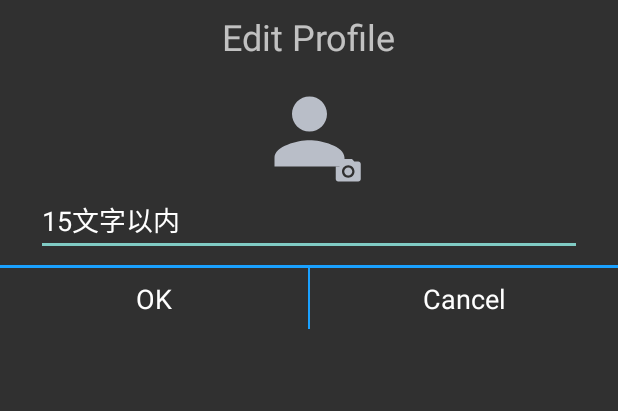
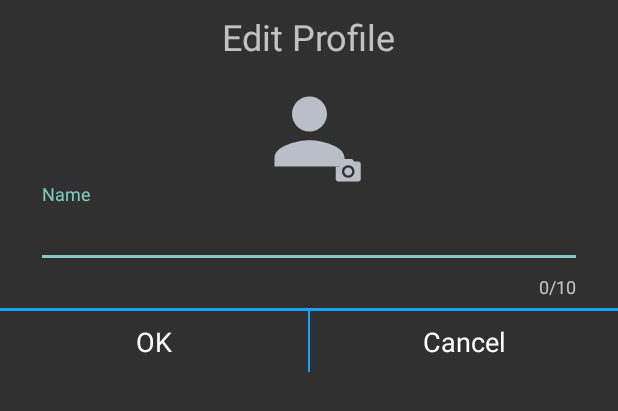
Before and after one commit to rikuyu/TwitchApp, an Android app: the layout edit_profile_dialog.xml on its own in the app's theme, with its tools: preview values and no code run, on a phone screen of 412 x 824 dp. Shown: the top 411 px of the screen. Run offline under Robolectric (Android 15) with nearby library versions, the phone set to English and light mode, and no system bars.

Commit message:
TextInputLayout

```diff
--- a/app/src/main/java/com/example/twitchapp/ui/adapter/ClipAdapter.kt
+++ b/app/src/main/java/com/example/twitchapp/ui/adapter/ClipAdapter.kt
@@ -65,7 +65,7 @@ class ClipAdapter(private val context: Context, private val clipList: List<Clip>
     }
 
     override fun getItemCount(): Int {
-        return clipList!!.size
+        return clipList?.size ?: 0
     }
 
     interface OnItemClickListener {
--- a/app/src/main/java/com/example/twitchapp/ui/fragments/MyProfileFragment.kt
+++ b/app/src/main/java/com/example/twitchapp/ui/fragments/MyProfileFragment.kt
@@ -102,10 +102,10 @@ class MyProfileFragment : Fragment() {
         profileImageUri = dataStore.getString(STORED_PROFILE_IMAGE_URI, null)
 
         profileName?.let {
-            binding.myName.text = profileName
+            binding.myName.text = it
         }
         profileImageUri?.let {
-            binding.avatarImg.setImageURI(Uri.parse(profileImageUri))
+            binding.avatarImg.setImageURI(Uri.parse(it))
         }
     }
 
--- a/app/src/main/res/layout/edit_profile_dialog.xml
+++ b/app/src/main/res/layout/edit_profile_dialog.xml
@@ -37,20 +37,27 @@
         app:layout_constraintBottom_toBottomOf="@+id/edit_profile_image"
         app:layout_constraintEnd_toEndOf="@+id/edit_profile_image" />
 
-    <EditText
+    <com.google.android.material.textfield.TextInputLayout
         android:id="@+id/edit_my_name"
         android:layout_width="0dp"
         android:layout_height="wrap_content"
         android:layout_marginHorizontal="24dp"
-        android:ems="8"
-        android:hint="@string/max_length_name"
-        android:maxLength="15"
-        android:maxLines="1"
-        android:textColorHint="@color/white"
+        app:counterEnabled="true"
+        app:counterMaxLength="10"
+        app:errorEnabled="true"
         app:layout_constraintBottom_toTopOf="@+id/edit_line"
         app:layout_constraintEnd_toEndOf="parent"
         app:layout_constraintStart_toStartOf="parent"
-        app:layout_constraintTop_toBottomOf="@+id/edit_profile_image" />
+        app:layout_constraintTop_toBottomOf="@+id/edit_profile_image">
+
+        <com.google.android.material.textfield.TextInputEditText
+            android:id="@+id/current_name"
+            android:layout_width="match_parent"
+            android:layout_height="wrap_content"
+            android:hint="@string/dialog_input_label"
+            android:inputType="text" />
+
+    </com.google.android.material.textfield.TextInputLayout>
 
     <View
         android:id="@+id/edit_line"
--- a/app/src/main/res/values/strings.xml
+++ b/app/src/main/res/values/strings.xml
@@ -28,7 +28,9 @@
     <string name="dialog_title">Edit Profile</string>
     <string name="dialog_btn_ok">OK</string>
     <string name="dialog_btn_cancel">Cancel</string>
-    <string name="max_length_name">15文字以内</string>
+    <string name="dialog_input_label">Name</string>
+    <string name="dialog_error_empty_label">名前を入力してください</string>
+    <string name="dialog_error_over_label">%d 文字以内で入力してください</string>
 
     <!--いいねの数-->
     <string name="nothing_favo">いいねがありません</string>
```
Also changed, not shown: app/src/main/java/com/example/twitchapp/ui/EditCustomDialog.kt (+17 -6 lines).
